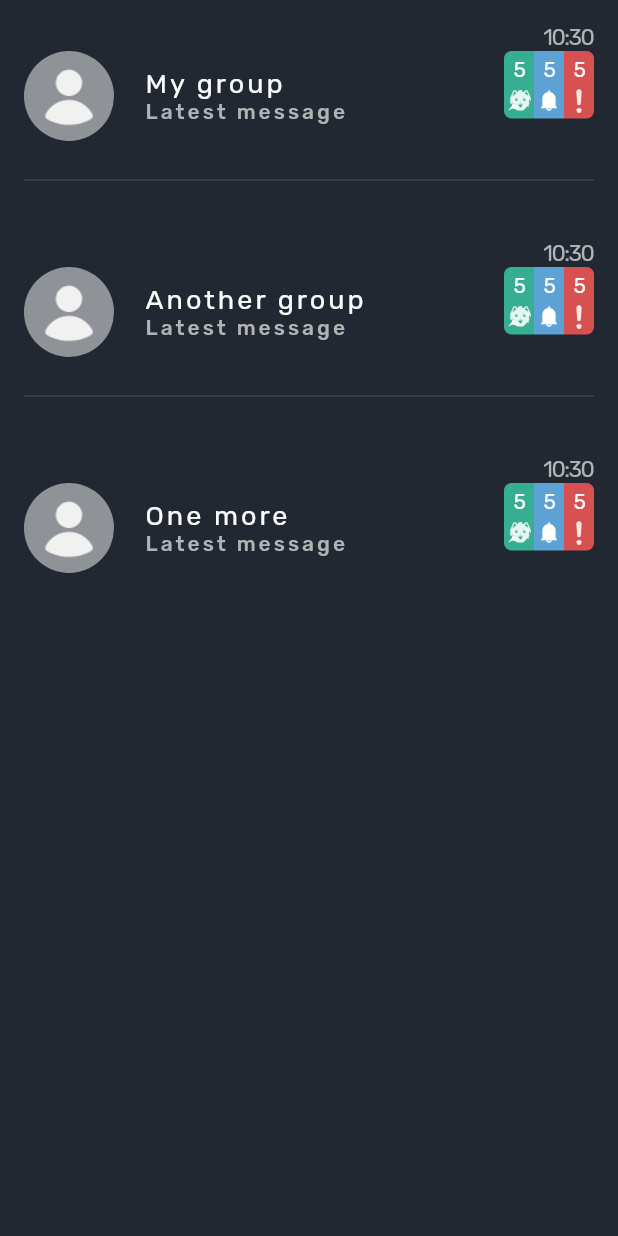
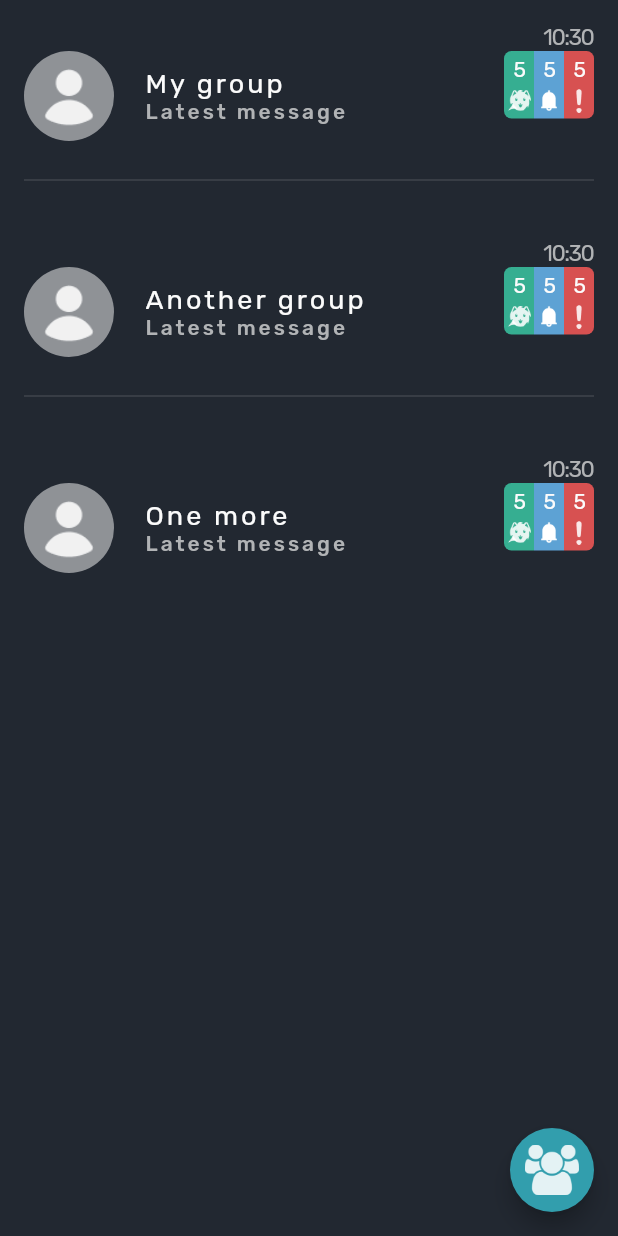
Before and after one commit to KevinSpek/ChatApp, a Flutter app: the HomeGroups screen opened directly, on a phone screen of 412 x 824 dp. Run offline on Flutter 3.47's test engine with Material 2 defaults, Android fonts, the phone set to English and light mode, and no system bars; our stand-ins replace cached_network_image, country_code_picker, get, google_fonts, pin_code_fields; network calls fail.

Commit message:
integrated create join group dialog

```diff
--- a/lib/view/home_views/home_groups.dart
+++ b/lib/view/home_views/home_groups.dart
@@ -4,6 +4,8 @@ import 'package:groupidy/colors.dart';
 import 'package:groupidy/constants.dart';
 import 'package:groupidy/model/group.dart';
 import 'package:groupidy/model/notification_message.dart';
+import 'package:groupidy/utils.dart';
+import 'package:groupidy/view/components/create_join_group/create_join_group.dart';
 import 'package:groupidy/view/home_views/group_list_item.dart';
 
 class HomeGroups extends StatelessWidget {
@@ -22,6 +24,11 @@ class HomeGroups extends StatelessWidget {
   Widget build(BuildContext context) {
     return Scaffold(
       backgroundColor: kSecondaryBackground,
+      floatingActionButton: FloatingActionButton(
+        onPressed: () => dialog(context: context, child: CreateJoinGroup()),
+        backgroundColor: kAccentColor,
+        child: Image.asset("images/group_float.png", height: 36, width: 36),
+      ),
       body: Container(
         width: double.infinity,
         child: Column(
```
Also changed, not shown: images/group_float.png (added), 1 other file.
